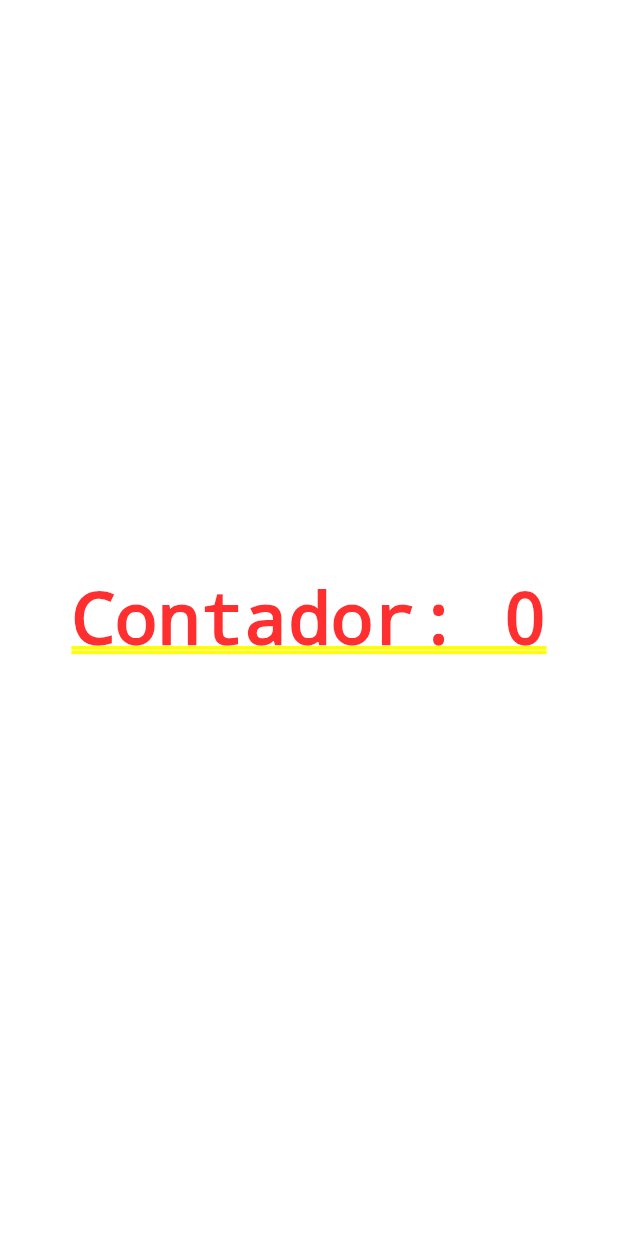
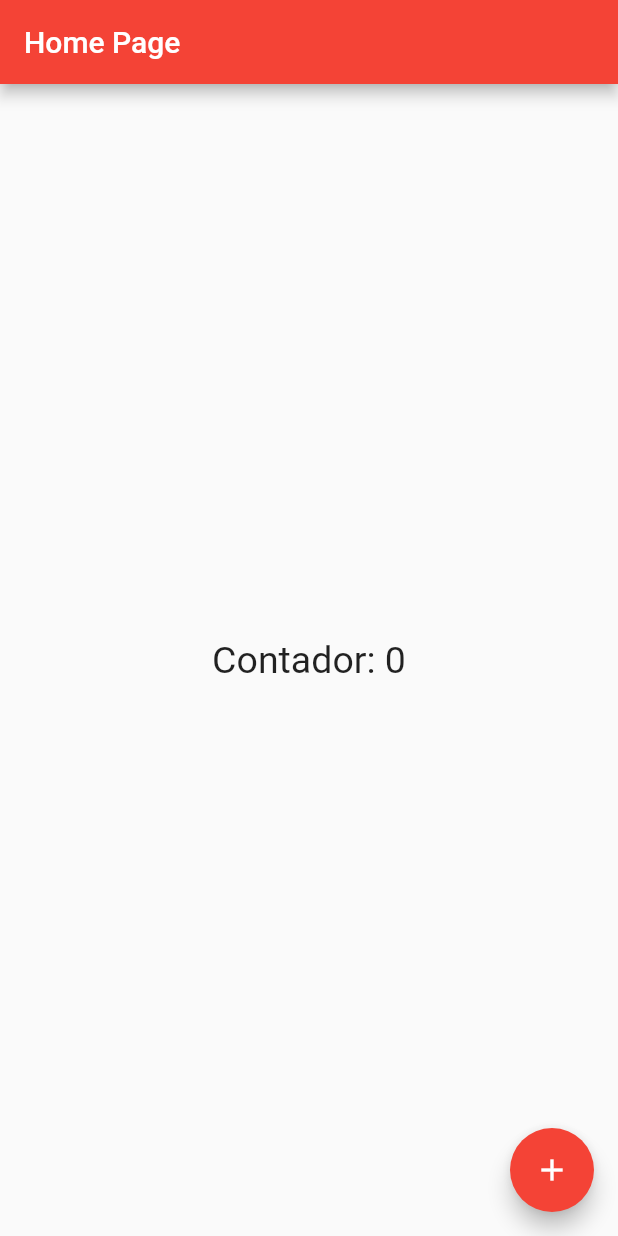
Before and after one commit to alextostring/CounterApp, a Flutter app: the screen it shows after launch, on a phone screen of 412 x 824 dp. Run offline on Flutter 3.47's test engine with Material 2 defaults, Android fonts, the phone set to English and light mode, and no system bars.

Commit message:
organização do app e estilização

```diff
--- /dev/null
+++ b/lib/app_widget.dart
@@ -0,0 +1,17 @@
+import 'package:flutter/material.dart';
+
+import 'home_page.dart';
+
+class AppWidget extends StatelessWidget {
+
+  const AppWidget({super.key,});
+  @override
+  Widget build(BuildContext context) {
+    return MaterialApp(
+      theme: ThemeData(
+        primarySwatch: Colors.purple,
+      ),
+      home: HomePage(),
+    );
+  }
+}
--- /dev/null
+++ b/lib/home_page.dart
@@ -0,0 +1,44 @@
+import 'package:flutter/material.dart';
+
+class HomePage extends StatefulWidget {
+  @override
+  State<HomePage> createState() {
+    return HomePageState();
+  }
+}
+
+class HomePageState extends State<HomePage> {
+  int counter = 0;
+
+  @override
+  Widget build(BuildContext context) {
+    return Scaffold(
+      appBar: AppBar(
+        backgroundColor: Colors.red,
+        title: const Text('Home Page'),
+      ),
+      body: Center(
+        child: GestureDetector(
+          child: Text(
+            'Contador: $counter',
+            style: const TextStyle(fontSize: 25,),
+          ),
+          onTap: () {
+            setState(() {
+              counter++;
+            });
+          },
+        ),
+      ),
+      floatingActionButton: FloatingActionButton(
+        backgroundColor: Colors.red,
+        child: const Icon(Icons.add),
+        onPressed: () {
+          setState(() {
+            counter++;
+          });
+        },
+      ),
+    );
+  }
+}
--- a/lib/main.dart
+++ b/lib/main.dart
@@ -1,51 +1,7 @@
 import 'package:flutter/material.dart';
 
+import 'app_widget.dart';
+
 main() {
-  runApp(const AppWidget(
-    title: '',
-  ));
+  runApp(const AppWidget());
 }
-
-class AppWidget extends StatelessWidget {
-  final String title;
-
-  const AppWidget({super.key, required this.title});
-  @override
-  Widget build(BuildContext context) {
-    return MaterialApp(
-      theme: ThemeData(
-        primarySwatch: Colors.purple,
-      ),
-      home: HomePage(),
-    );
-  }
-}
-
-class HomePage extends StatefulWidget {
-  @override
-  State<HomePage> createState() {
-    return HomePageState();
-  }
-}
-
-class HomePageState extends State<HomePage> {
-  int counter = 0;
-
-  @override
-  Widget build(BuildContext context) {
-    return Container(
-      child: Center(
-        child: GestureDetector(
-          child: Text(
-            'Contador: $counter',
-          ),
-          onTap: () {
-            setState(() {
-              counter++;
-            });
-          },
-        ),
-      ),
-    );
-  }
-}
```
